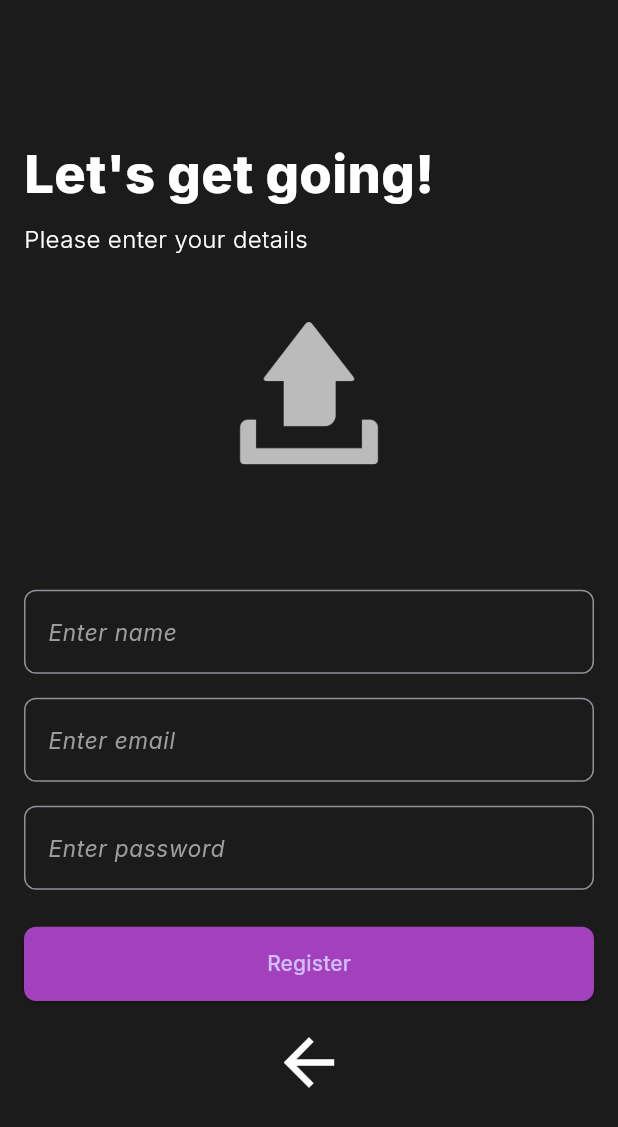
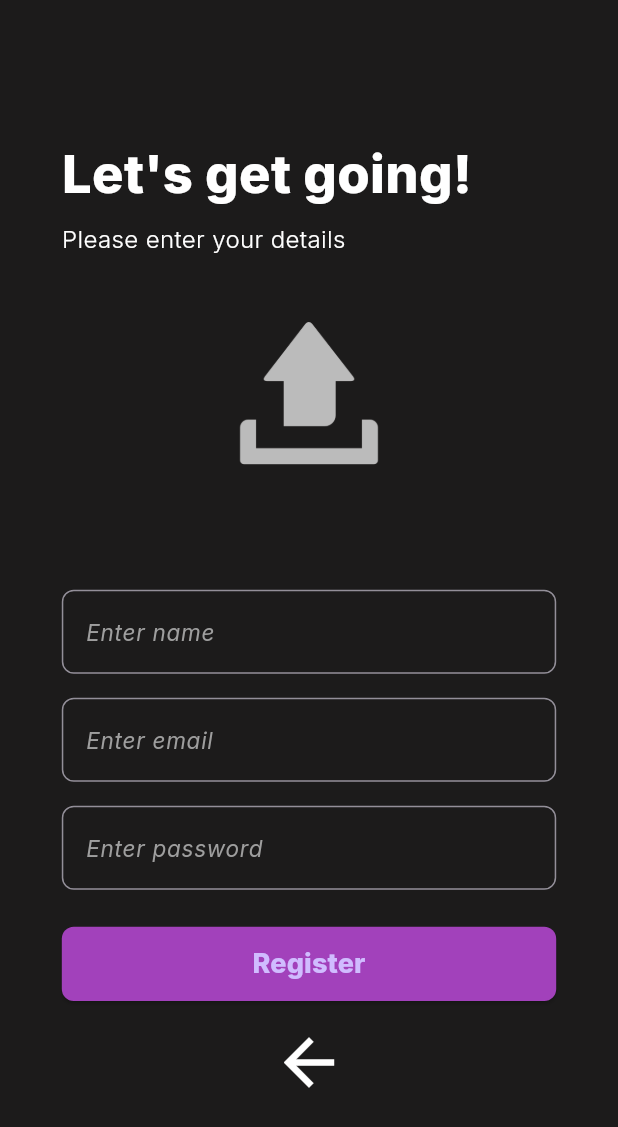
Before and after one commit to itzankitks/BanterHub, a Flutter app: the screen it shows after launch, after a tap on "LOGIN", after a tap on "REGISTER", on a phone screen of 412 x 824 dp. Shown: the top 1127 px of the screen. Run offline on Flutter 3.47's test engine with Material 3 defaults, Android fonts, the light colour scheme and no system bars; our stand-ins replace appwrite, cloud_firestore, file_picker, firebase_auth, firebase_core, fluttertoast and 2 more; accounts and stored records are empty; generated files the repository leaves out were written again.

Commit message:
implemented auto login

```diff
--- a/lib/main.dart
+++ b/lib/main.dart
@@ -1,5 +1,6 @@
 // ignore_for_file: unused_import, no_leading_underscores_for_local_identifiers, unused_local_variable
 
+import 'package:banterhub/app_config.dart';
 import 'package:flutter/material.dart';
 import 'package:firebase_core/firebase_core.dart';
 import 'package:google_fonts/google_fonts.dart';
@@ -18,8 +19,8 @@ void main() async {
     options: DefaultFirebaseOptions.currentPlatform,
   );
   Client client = Client()
-      .setEndpoint("https://cloud.appwrite.io/v1")
-      .setProject("67d0693f00204f5d1590");
+      .setEndpoint(AppConfig.appwriteEndpoint)
+      .setProject(AppConfig.appwriteProjectId);
   Account account = Account(client);
   runApp(const MyApp());
 }
--- a/lib/pages/login_page.dart
+++ b/lib/pages/login_page.dart
@@ -65,6 +65,7 @@ class _LoginPageState extends State<LoginPage> {
         SnackBarService.instance.buildContext = _context;
         _auth = Provider.of<AuthProvider>(_context);
         return Column(
+          spacing: _deviceWidth < _deviceHeight ? 0 : 20,
           mainAxisAlignment: MainAxisAlignment.spaceEvenly,
           crossAxisAlignment: CrossAxisAlignment.start,
           children: <Widget>[
@@ -90,7 +91,9 @@ class _LoginPageState extends State<LoginPage> {
         Text(
           "Welcome Back!",
           style: TextStyle(
-            fontSize: _deviceWidth * 0.1,
+            fontSize: _deviceWidth < _deviceHeight
+                ? _deviceWidth * 0.1
+                : _deviceHeight * 0.1,
             fontWeight: FontWeight.w700,
           ),
         ),
@@ -98,7 +101,9 @@ class _LoginPageState extends State<LoginPage> {
         Text(
           "Please Login to your account",
           style: TextStyle(
-            fontSize: _deviceWidth * 0.04,
+            fontSize: _deviceWidth < _deviceHeight
+                ? _deviceWidth * 0.04
+                : _deviceHeight * 0.04,
             fontWeight: FontWeight.w200,
           ),
         ),
@@ -126,6 +131,7 @@ class _LoginPageState extends State<LoginPage> {
   Widget _emailTextField() {
     return TextFormField(
       autocorrect: false,
+      keyboardType: TextInputType.emailAddress,
       style: const TextStyle(color: Colors.white),
       validator: (_input) {
         return _input!.isNotEmpty && _input.contains("@")
@@ -221,7 +227,10 @@ class _LoginPageState extends State<LoginPage> {
               ),
               child: const Text(
                 "LOGIN",
-                style: TextStyle(fontSize: 18, fontWeight: FontWeight.w500),
+                style: TextStyle(
+                  fontSize: 18,
+                  fontWeight: FontWeight.w800,
+                ),
               ),
             ),
           );
--- a/lib/pages/registration_page.dart
+++ b/lib/pages/registration_page.dart
@@ -54,15 +54,10 @@ class _RegistrationPageState extends State<RegistrationPage> {
     _deviceWidth = MediaQuery.of(context).size.width;
 
     return Scaffold(
-      body: Container(
-        child: Center(
-          child: Padding(
-            padding: const EdgeInsets.symmetric(horizontal: 16.0),
+      body: Center(
         child: ChangeNotifierProvider<AuthProvider>.value(
           value: AuthProvider.instance,
           child: _registrationPageUI(),
-            ),
-          ),
         ),
       ),
     );
@@ -73,6 +68,15 @@ class _RegistrationPageState extends State<RegistrationPage> {
       builder: (BuildContext _context) {
         _auth = Provider.of<AuthProvider>(_context);
         return SingleChildScrollView(
+          child: ConstrainedBox(
+            constraints: BoxConstraints(
+              minHeight: _deviceHeight,
+            ),
+            child: Padding(
+              padding: EdgeInsets.symmetric(
+                horizontal: _deviceWidth * 0.1,
+              ),
+              child: IntrinsicHeight(
                 child: Column(
                   mainAxisAlignment: MainAxisAlignment.center,
                   crossAxisAlignment: CrossAxisAlignment.start,
@@ -89,6 +93,9 @@ class _RegistrationPageState extends State<RegistrationPage> {
                       height: 30,
                     ),
                   ],
+                ),
+              ),
+            ),
           ),
         );
       },
@@ -227,6 +234,8 @@ class _RegistrationPageState extends State<RegistrationPage> {
   Widget _nameTextField() {
     return TextFormField(
       autocorrect: false,
+      keyboardType: TextInputType.name,
+      textCapitalization: TextCapitalization.words,
       style: TextStyle(color: Colors.white),
       validator: (_input) {
         return _input!.isNotEmpty ? null : "Please Enter Name";
@@ -375,7 +384,11 @@ class _RegistrationPageState extends State<RegistrationPage> {
                         borderRadius: BorderRadius.circular(8.0),
                       ),
                     ),
-                    child: Text("Register"),
+                    child: Text(
+                      "Register",
+                      style:
+                          TextStyle(fontWeight: FontWeight.w800, fontSize: 18),
+                    ),
                   ),
                 )
               : const Center(
--- a/lib/providers/auth_provider.dart
+++ b/lib/providers/auth_provider.dart
@@ -1,4 +1,4 @@
-// ignore_for_file: constant_identifier_names, no_leading_underscores_for_local_identifiers, avoid_print
+// ignore_for_file: constant_identifier_names, no_leading_underscores_for_local_identifiers, avoid_print, use_function_type_syntax_for_parameters, unused_element
 
 import 'package:flutter/material.dart';
 import 'package:firebase_auth/firebase_auth.dart';
@@ -16,15 +16,34 @@ enum AuthStatus {
 }
 
 class AuthProvider extends ChangeNotifier {
-  late AuthStatus status;
+  late FirebaseAuth _auth;
   late User? user;
-  late FirebaseAuth _auth;
+  late AuthStatus? status;
 
   static AuthProvider instance = AuthProvider();
 
   AuthProvider() {
     _auth = FirebaseAuth.instance;
     status = AuthStatus.NotAuthenticated;
+    _checkCurrentUserIsAuthenticated();
+  }
+
+  void _autoLogin() {
+    if (user != null) {
+      // Schedule navigation after the frame is built
+      WidgetsBinding.instance.addPostFrameCallback((_) {
+        NavigationService.instance.navigateToReplacment("home");
+      });
+    }
+  }
+
+  void _checkCurrentUserIsAuthenticated() {
+    user = _auth.currentUser;
+    if (user != null) {
+      status = AuthStatus.Authenticated;
+      notifyListeners();
+      _autoLogin();
+    }
   }
 
   void loginUserWithEmailAndPassword(String _email, String _password) async {
--- a/lib/services/appWrite_cloud_storage_service.dart
+++ b/lib/services/appWrite_cloud_storage_service.dart
@@ -43,7 +43,8 @@
 //   }
 // }
 
-import 'dart:typed_data';
+// ignore_for_file: unnecessary_brace_in_string_interps, avoid_print
+
 import 'dart:io';
 import 'package:appwrite/appwrite.dart';
 import 'package:appwrite/models.dart' as models;
@@ -57,8 +58,8 @@ class AppWriteStorageService {
 
   AppWriteStorageService()
       : _storage = Storage(Client()
-            .setEndpoint('https://cloud.appwrite.io/v1')
-            .setProject('67d0693f00204f5d1590')
+            .setEndpoint(AppConfig.appwriteEndpoint)
+            .setProject(AppConfig.appwriteProjectId)
             .setSelfSigned(status: true));
 
   // 📌 Mobile: Upload Image as a File
@@ -80,7 +81,7 @@ class AppWriteStorageService {
       //   fileId: uploadedFile.$id,
       // );
       String imageUrl =
-          "https://cloud.appwrite.io/v1/storage/buckets/$_bucketId/files/${uploadedFile.$id}/preview?project=${AppConfig.projectId}";
+          "https://cloud.appwrite.io/v1/storage/buckets/$_bucketId/files/${uploadedFile.$id}/preview?project=${AppConfig.appwriteProjectId}";
 
       print("✅ Image uploaded successfully: $imageUrl");
       return imageUrl;
--- a/lib/services/appWrite_db_service.dart
+++ b/lib/services/appWrite_db_service.dart
@@ -1,7 +1,8 @@
-// ignore_for_file: unused_import
+// ignore_for_file: unused_import, prefer_final_fields, no_leading_underscores_for_local_identifiers, avoid_print
 
 import 'package:appwrite/appwrite.dart';
 import 'package:appwrite/models.dart' as models;
+import 'package:banterhub/app_config.dart';
 
 class AppWriteDBService {
   static AppWriteDBService instance = AppWriteDBService();
@@ -11,14 +12,15 @@ class AppWriteDBService {
 
   AppWriteDBService() {
     _client = Client()
-        .setEndpoint('https://cloud.appwrite.io/v1')
-        .setProject('67d0693f00204f5d1590');
+        .setEndpoint(AppConfig.appwriteEndpoint)
+        .setProject(AppConfig.appwriteProjectId);
 
     _db = Databases(_client);
   }
 
-  String _databaseId = '67d082940028aa19474b';
-  String _userCollectionId = '67d082bc0029f8042042';
+  String _databaseId = AppConfig.appwriteDatabaseId;
+  // String _userCollectionId = '67e8d2f90012600185b1';
+  String _userCollectionId = AppConfig.appwriteUsersCollectionId;
 
   Future<bool> createUserInAppWriteDB(
     String _uid,
@@ -35,7 +37,8 @@ class AppWriteDBService {
           "name": _name,
           "email": _email,
           "image": _imageURL,
-          "lastSeen": DateTime.now().toUtc().toString(),
+          // "lastSeen": DateTime.now().toUtc().toString(),
+          "lastSeen": DateTime.now().toUtc().toIso8601String(),
         },
       );
       print("✅ User created successfully in Appwrite Database");
```
Also changed, not shown: pubspec.lock, 125 other files. Lines whose indentation alone changed are shown as unchanged.
